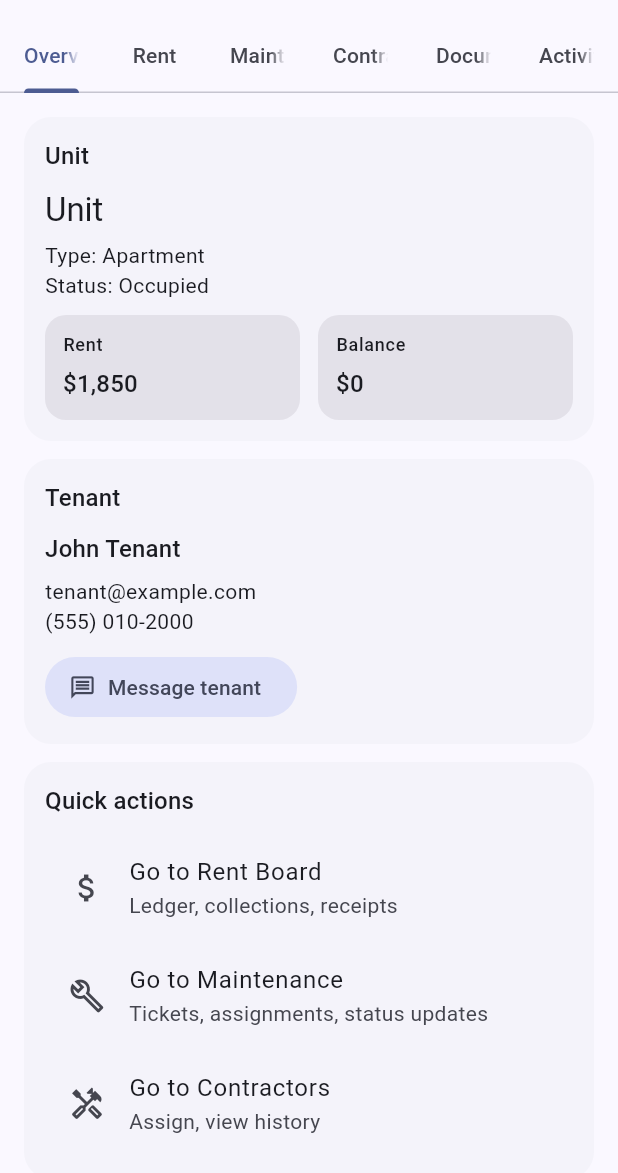
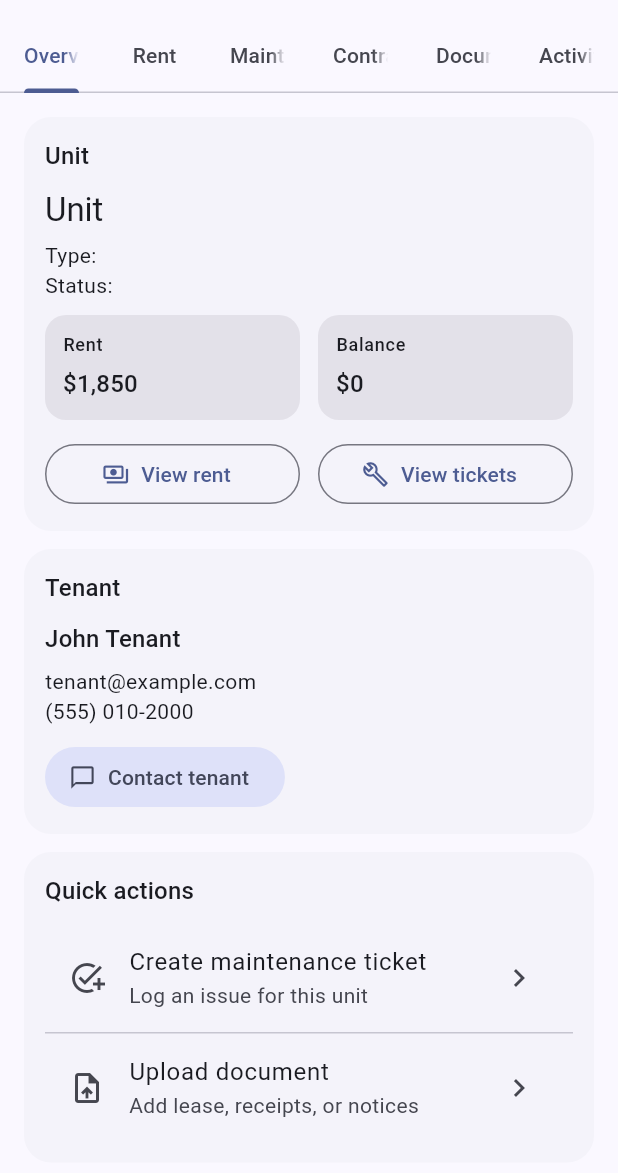
Before and after one commit to imranshishir/AYRNow-Test-VS-UI-1.0, a Flutter app: the UnitTabsScreen screen opened directly with empty values, on a phone screen of 412 x 824 dp, the part 63-1236 px from its top. Run offline on Flutter 3.47's test engine with Material 3 defaults, Android fonts, the phone set to English and light mode, and no system bars; our stand-ins replace flutter_riverpod.

Commit message:
Polish unit Overview tab (contact tenant sheet, no demo copy)

```diff
--- a/lib/features/landlord/unit/unit_tabs_screen.dart
+++ b/lib/features/landlord/unit/unit_tabs_screen.dart
@@ -76,7 +76,7 @@ class _Overview extends StatelessWidget {
   final void Function(int) goToTab;
   const _Overview({required this.bundle, required this.goToTab});
 
-  @override
+
   Widget build(BuildContext context) {
     final t = Theme.of(context);
     return ListView(
@@ -89,14 +89,34 @@ class _Overview extends StatelessWidget {
             children: [
               Text(bundle.unitName, style: t.textTheme.titleLarge),
               const SizedBox(height: 6),
-              Text('Type: ${bundle.unitType}'),
-              Text('Status: ${bundle.occupancyStatus}'),
+              Text('Type: '),
+              Text('Status: '),
               const SizedBox(height: 10),
               Row(
                 children: [
                   Expanded(child: _Metric(label: 'Rent', value: bundle.monthlyRent)),
                   const SizedBox(width: 12),
                   Expanded(child: _Metric(label: 'Balance', value: bundle.currentBalance)),
+                ],
+              ),
+              const SizedBox(height: 12),
+              Row(
+                children: [
+                  Expanded(
+                    child: OutlinedButton.icon(
+                      onPressed: () => goToTab(1),
+                      icon: const Icon(Icons.payments_outlined),
+                      label: const Text('View rent'),
+                    ),
+                  ),
+                  const SizedBox(width: 12),
+                  Expanded(
+                    child: OutlinedButton.icon(
+                      onPressed: () => goToTab(2),
+                      icon: const Icon(Icons.build_outlined),
+                      label: const Text('View tickets'),
+                    ),
+                  ),
                 ],
               ),
             ],
@@ -114,13 +134,9 @@ class _Overview extends StatelessWidget {
               Text(bundle.tenantPhone),
               const SizedBox(height: 10),
               FilledButton.tonalIcon(
-                onPressed: () {
-                  ScaffoldMessenger.of(context).showSnackBar(
-                    const SnackBar(content: Text('Demo: message tenant')),
-                  );
-                },
-                icon: const Icon(Icons.message_outlined),
-                label: const Text('Message tenant'),
+                onPressed: () => _openContactTenant(context),
+                icon: const Icon(Icons.chat_bubble_outline),
+                label: const Text('Contact tenant'),
               ),
             ],
           ),
@@ -131,27 +147,102 @@ class _Overview extends StatelessWidget {
           child: Column(
             children: [
               ListTile(
-                leading: const Icon(Icons.attach_money),
-                title: const Text('Go to Rent Board'),
-                subtitle: const Text('Ledger, collections, receipts'),
-                onTap: () => goToTab(1),
+                leading: const Icon(Icons.add_task_outlined),
+                title: const Text('Create maintenance ticket'),
+                subtitle: const Text('Log an issue for this unit'),
+                trailing: const Icon(Icons.chevron_right),
+                onTap: () {
+                  ScaffoldMessenger.of(context).showSnackBar(
+                    const SnackBar(content: Text('Ticket creation will be added soon.')),
+                  );
+                  goToTab(2);
+                },
               ),
+              const Divider(height: 1),
               ListTile(
-                leading: const Icon(Icons.build_outlined),
-                title: const Text('Go to Maintenance'),
-                subtitle: const Text('Tickets, assignments, status updates'),
-                onTap: () => goToTab(2),
-              ),
-              ListTile(
-                leading: const Icon(Icons.handyman_outlined),
-                title: const Text('Go to Contractors'),
-                subtitle: const Text('Assign, view history'),
-                onTap: () => goToTab(3),
+                leading: const Icon(Icons.upload_file_outlined),
+                title: const Text('Upload document'),
+                subtitle: const Text('Add lease, receipts, or notices'),
+                trailing: const Icon(Icons.chevron_right),
+                onTap: () {
+                  ScaffoldMessenger.of(context).showSnackBar(
+                    const SnackBar(content: Text('Upload will be added soon.')),
+                  );
+                  goToTab(4);
+                },
               ),
             ],
           ),
         ),
       ],
+    );
+  }
+
+  void _openContactTenant(BuildContext context) {
+    showModalBottomSheet(
+      context: context,
+      showDragHandle: true,
+      builder: (_) {
+        final t = Theme.of(context);
+        return Padding(
+          padding: const EdgeInsets.fromLTRB(16, 8, 16, 18),
+          child: Column(
+            mainAxisSize: MainAxisSize.min,
+            crossAxisAlignment: CrossAxisAlignment.start,
+            children: [
+              Text('Contact tenant', style: t.textTheme.titleMedium),
+              const SizedBox(height: 6),
+              Text(bundle.tenantName, style: t.textTheme.bodyLarge),
+              const SizedBox(height: 10),
+              Card(
+                child: ListTile(
+                  leading: const Icon(Icons.call_outlined),
+                  title: const Text('Call'),
+                  subtitle: Text(bundle.tenantPhone),
+                  onTap: () {
+                    Navigator.pop(context);
+                    ScaffoldMessenger.of(context).showSnackBar(
+                      const SnackBar(content: Text('Calling will be enabled soon.')),
+                    );
+                  },
+                ),
+              ),
+              Card(
+                child: ListTile(
+                  leading: const Icon(Icons.email_outlined),
+                  title: const Text('Email'),
+                  subtitle: Text(bundle.tenantEmail),
+                  onTap: () {
+                    Navigator.pop(context);
+                    ScaffoldMessenger.of(context).showSnackBar(
+                      const SnackBar(content: Text('Email will be enabled soon.')),
+                    );
+                  },
+                ),
+              ),
+              Card(
+                child: ListTile(
+                  leading: const Icon(Icons.message_outlined),
+                  title: const Text('Message'),
+                  subtitle: const Text('In-app messaging will be enabled soon.'),
+                  onTap: () {
+                    Navigator.pop(context);
+                    ScaffoldMessenger.of(context).showSnackBar(
+                      const SnackBar(content: Text('Messaging will be enabled soon.')),
+                    );
+                  },
+                ),
+              ),
+              const SizedBox(height: 6),
+              OutlinedButton.icon(
+                onPressed: () => Navigator.pop(context),
+                icon: const Icon(Icons.close),
+                label: const Text('Close'),
+              ),
+            ],
+          ),
+        );
+      },
     );
   }
 }
```
